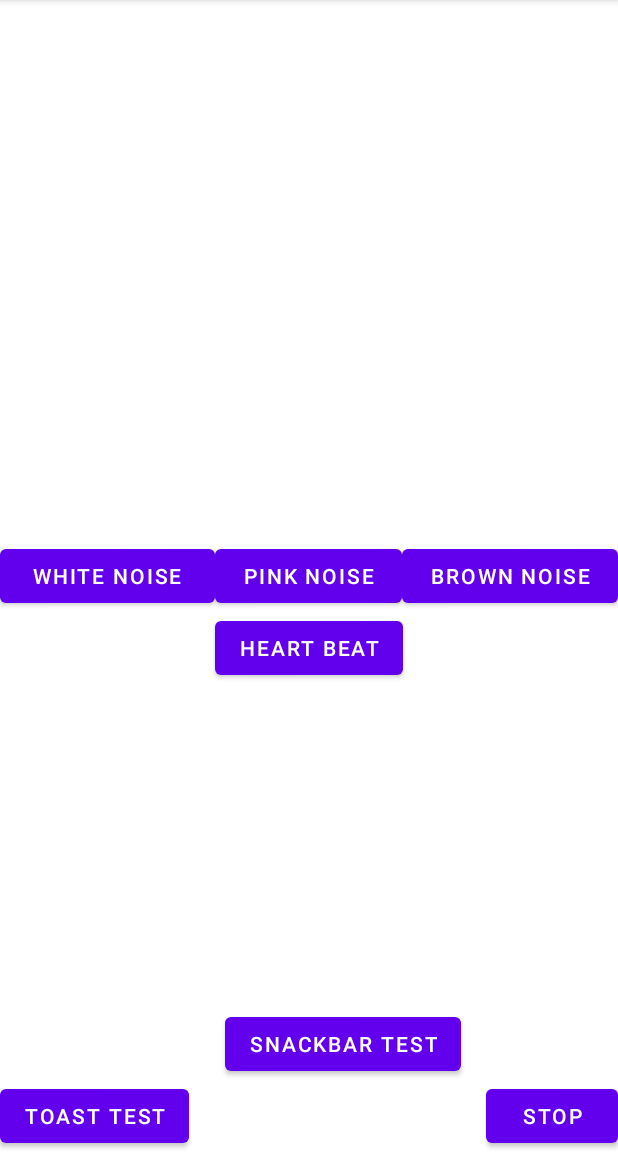
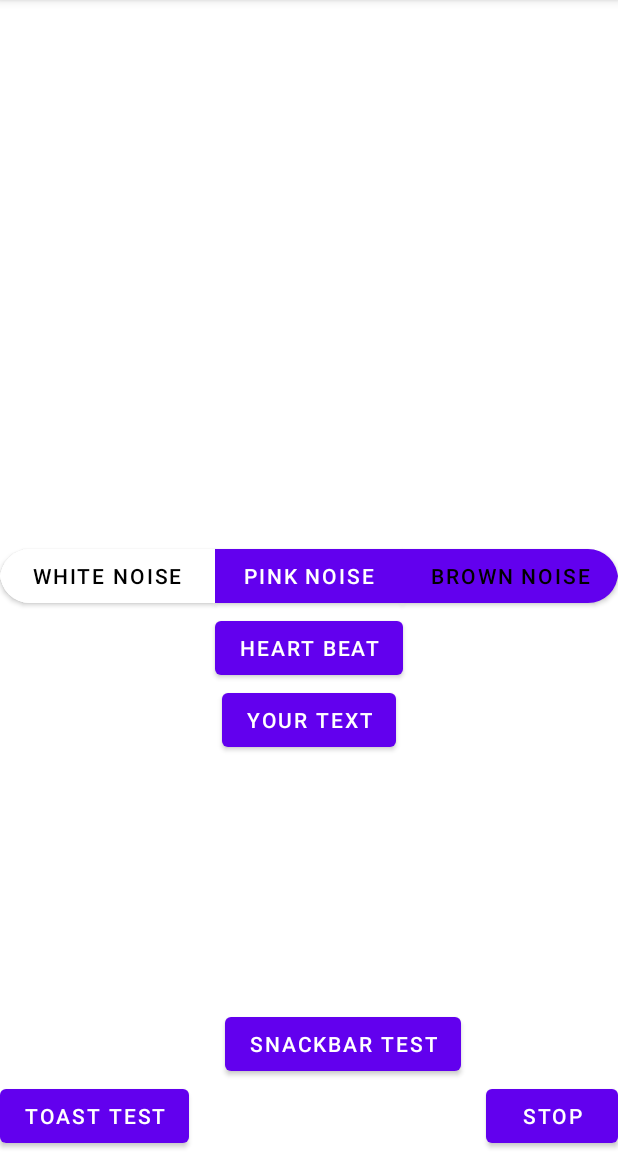
Before and after one commit to Haldyoso/CalPar, an Android app: the screen it shows after launch (MainActivity), on a phone screen of 412 x 824 dp, the part 84-1236 px from its top. Run offline under Robolectric (Android 15) with nearby library versions, the light colour scheme and no system bars.

Commit message:
in progress - before consultation

```diff
--- a/app/build.gradle
+++ b/app/build.gradle
@@ -39,7 +39,7 @@ dependencies {
     implementation 'androidx.core:core-ktx:1.6.0'
     implementation 'androidx.appcompat:appcompat:1.3.1'
     implementation 'com.google.android.material:material:1.4.0'
-    implementation 'androidx.constraintlayout:constraintlayout:2.0.4'
+    implementation 'androidx.constraintlayout:constraintlayout:2.1.0'
     testImplementation 'junit:junit:4.13.2'
     androidTestImplementation 'androidx.test.ext:junit:1.1.3'
     androidTestImplementation 'androidx.test.espresso:espresso-core:3.4.0'
--- /dev/null
+++ b/app/src/main/res/color/button_background_color.xml
@@ -0,0 +1,13 @@
+<?xml version="1.0" encoding="utf-8"?>
+<selector xmlns:android="http://schemas.android.com/apk/res/android">
+
+    <!--When Button is not enabled -->
+    <item android:state_enabled="false" android:color="#b6b7b5" />
+    <!--When Button is in pressed state -->
+    <item android:state_pressed="true" android:color="#22a540" />
+    <!--When Button is in selected state -->
+    <item android:state_selected="true" android:color="#fabcff" />
+    <!--Default Background Color -->
+    <item android:color="@android:color/white" />
+
+</selector>
--- /dev/null
+++ b/app/src/main/res/drawable/bg_button_2.xml
@@ -0,0 +1,19 @@
+<?xml version="1.0" encoding="utf-8"?>
+<shape
+    xmlns:android="http://schemas.android.com/apk/res/android"
+    android:shape="rectangle"   >
+
+    <solid
+        android:color="@android:color/transparent" >
+    </solid>
+
+    <stroke
+        android:width="2dp"
+        android:color="#F06292" >
+    </stroke>
+
+    <corners
+        android:radius="20dp"   >
+    </corners>
+
+</shape>
--- a/app/src/main/res/layout/activity_main.xml
+++ b/app/src/main/res/layout/activity_main.xml
@@ -6,10 +6,11 @@
     android:layout_height="match_parent"
     tools:context=".MainActivity">
 
-    <LinearLayout
-        android:id="@+id/linearLayout"
+    <com.google.android.material.button.MaterialButtonToggleGroup
+        android:id="@+id/toggleButtonGroup"
         android:layout_width="match_parent"
         android:layout_height="wrap_content"
+        app:singleSelection="true"
         android:layout_gravity="center_horizontal"
         android:orientation="horizontal"
         app:layout_constraintBottom_toBottomOf="parent"
@@ -19,39 +20,59 @@
             android:id="@+id/btnWhiteNoise"
             android:layout_width="wrap_content"
             android:layout_height="wrap_content"
-            android:layout_weight="2"
-            android:onClick="playSound"
-            android:text="@string/white_noise" />
+            android:layout_weight="02"
+
+            android:backgroundTint="@color/button_background_color"
+            android:text="@string/white_noise"
+
+            android:textColor="@color/black"
+            app:cornerRadius="20dp"
+             />
 
         <Button
             android:id="@+id/btnPinkNoise"
+
             android:layout_width="wrap_content"
             android:layout_height="wrap_content"
+
             android:layout_weight="1"
-            android:onClick="playSound"
-            android:text="@string/pink_noise" />
+            android:text="@string/pink_noise"
+
+             />
 
         <Button
             android:id="@+id/btnBrownNoise"
             android:layout_width="wrap_content"
             android:layout_height="wrap_content"
             android:layout_weight="1"
-            android:onClick="playSound"
-            android:text="@string/brown_noise" />
+            android:textColor="@color/black"
+            app:cornerRadius="20dp"
+            android:text="@string/brown_noise"
 
-    </LinearLayout>
+
+            />
+
+    </com.google.android.material.button.MaterialButtonToggleGroup>
+
 
     <Button
         android:id="@+id/btnHeartBeat"
         android:layout_width="wrap_content"
         android:layout_height="wrap_content"
         android:layout_weight="2"
-        android:onClick="playSound"
         android:text="@string/heart_beat"
         app:layout_constraintEnd_toEndOf="parent"
-        app:layout_constraintStart_toStartOf="@+id/linearLayout"
-        app:layout_constraintTop_toBottomOf="@+id/linearLayout" />
+        app:layout_constraintStart_toStartOf="@+id/toggleButtonGroup"
+        app:layout_constraintTop_toBottomOf="@+id/toggleButtonGroup" />
 
+    <Button
+        android:layout_width="wrap_content"
+        android:layout_height="wrap_content"
+        android:text="Your Text"
+
+        app:layout_constraintEnd_toEndOf="parent"
+        app:layout_constraintStart_toStartOf="parent"
+        app:layout_constraintTop_toBottomOf="@+id/btnHeartBeat" />
 
     <Button
         android:id="@+id/btnStop"
@@ -67,7 +88,6 @@
         android:id="@+id/btnSnackBar"
         android:layout_width="wrap_content"
         android:layout_height="wrap_content"
-        android:onClick="loadSnack"
         android:singleLine="true"
         android:text="@string/snackbar_test"
 
@@ -76,13 +96,12 @@
         app:layout_constraintEnd_toStartOf="@+id/btnStop"
         app:layout_constraintHorizontal_bias="0.582"
         app:layout_constraintStart_toEndOf="@+id/btnToastTest"
-        tools:ignore="MissingConstraints"/>
+        tools:ignore="MissingConstraints" />
 
     <Button
         android:id="@+id/btnToastTest"
         android:layout_width="wrap_content"
         android:layout_height="wrap_content"
-        android:onClick="loadTest"
         android:singleLine="true"
         android:text="@string/toasttest"
 
--- a/app/src/main/res/values/colors.xml
+++ b/app/src/main/res/values/colors.xml
@@ -7,4 +7,5 @@
     <color name="teal_700">#FF018786</color>
     <color name="black">#FF000000</color>
     <color name="white">#FFFFFFFF</color>
+    <color name="colorBtnOutline">#F62E2E</color>
 </resources>
--- a/build.gradle
+++ b/build.gradle
@@ -6,7 +6,7 @@ buildscript {
         mavenCentral()
     }
     dependencies {
-        classpath "com.android.tools.build:gradle:4.2.2"
+        classpath 'com.android.tools.build:gradle:7.0.0'
         classpath "org.jetbrains.kotlin:kotlin-gradle-plugin:$kotlin_version"
 
         // NOTE: Do not place your application dependencies here; they belong
```
Also changed, not shown: app/src/main/java/com/maha/calpar/MainActivity.kt (+61 -32 lines), app/src/main/res/color/button_text_color.xml (added, +11 -0 lines), app/src/main/res/drawable/bg_button_4.xml (added, +19 -0 lines), app/src/main/res/drawable/btn_outline.xml (added, +19 -0 lines), gradle/wrapper/gradle-wrapper.properties.
